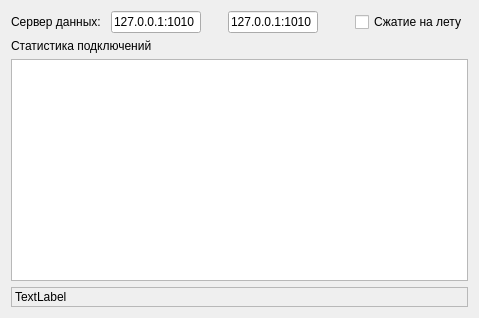
eugene-pa/armdncqt, file BridgeTcp/bridgetcp.ui: the form before one commit.
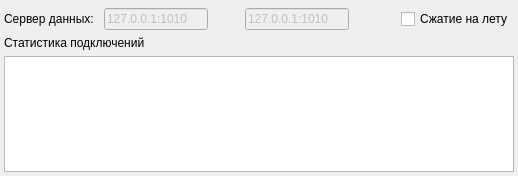
The form after the commit. Icons and pictures are not drawn. Custom widgets are drawn as their Qt base class.

```diff
--- a/BridgeTcp/bridgetcp.ui
+++ b/BridgeTcp/bridgetcp.ui
@@ -6,14 +6,32 @@
    <rect>
     <x>0</x>
     <y>0</y>
-    <width>479</width>
-    <height>318</height>
+    <width>518</width>
+    <height>176</height>
    </rect>
   </property>
+  <property name="minimumSize">
+   <size>
+    <width>518</width>
+    <height>150</height>
+   </size>
+  </property>
   <property name="windowTitle">
    <string>Шлюз СПД</string>
   </property>
   <layout class="QVBoxLayout" name="verticalLayout">
+   <property name="leftMargin">
+    <number>4</number>
+   </property>
+   <property name="topMargin">
+    <number>8</number>
+   </property>
+   <property name="rightMargin">
+    <number>4</number>
+   </property>
+   <property name="bottomMargin">
+    <number>4</number>
+   </property>
    <item>
     <layout class="QHBoxLayout" name="horizontalLayout">
      <item>
@@ -24,7 +42,10 @@
       </widget>
      </item>
      <item>
-      <widget class="QLineEdit" name="lineEdit">
+      <widget class="QLineEdit" name="lineEdit_main">
+       <property name="enabled">
+        <bool>false</bool>
+       </property>
        <property name="text">
         <string>127.0.0.1:1010</string>
        </property>
@@ -66,7 +87,10 @@
       </spacer>
      </item>
      <item>
-      <widget class="QLineEdit" name="lineEdit_2">
+      <widget class="QLineEdit" name="lineEdit_rsrv">
+       <property name="enabled">
+        <bool>false</bool>
+       </property>
        <property name="text">
         <string>127.0.0.1:1010</string>
        </property>
@@ -127,20 +151,7 @@
     <widget class="QTableWidget" name="tableWidget"/>
    </item>
    <item>
-    <widget class="QLabel" name="label_3">
-     <property name="minimumSize">
-      <size>
-       <width>0</width>
-       <height>20</height>
-      </size>
-     </property>
-     <property name="frameShape">
-      <enum>QFrame::StyledPanel</enum>
-     </property>
-     <property name="text">
-      <string>TextLabel</string>
-     </property>
-    </widget>
+    <layout class="QHBoxLayout" name="horizontalLayoutBar"/>
    </item>
   </layout>
  </widget>
```
